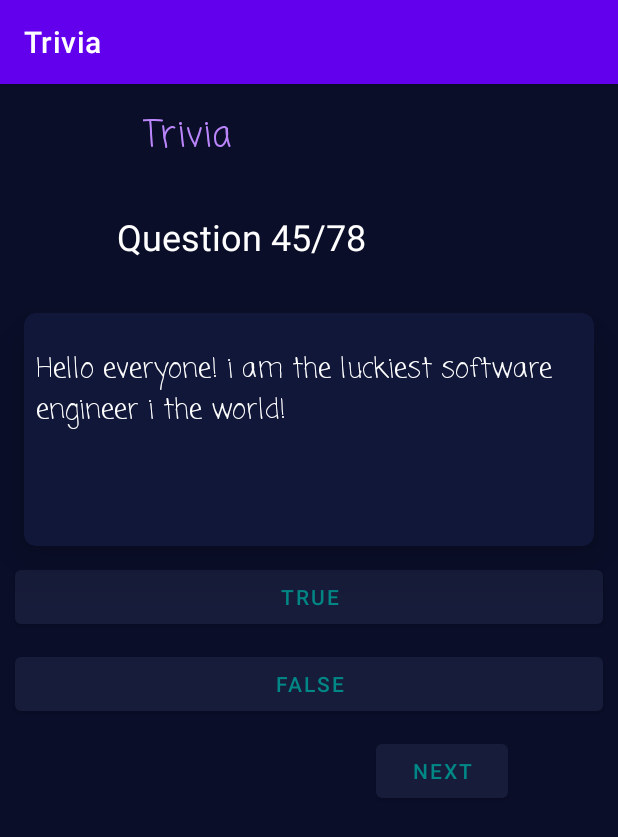
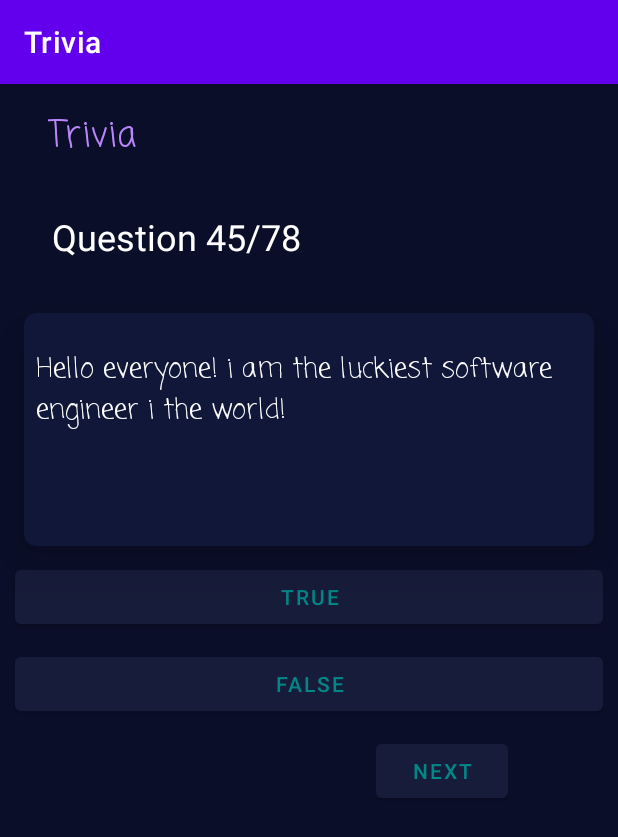
Before and after one commit to Djumabaevs/Trivia, an Android app: the screen it shows after launch (MainActivity), on a phone screen of 412 x 824 dp. Shown: the top 837 px of the screen. Run offline under Robolectric (Android 15) with nearby library versions, the phone set to English and light mode, and no system bars; our stand-ins replace Volley, data binding; network calls fail.

Commit message:
first animation

```diff
--- /dev/null
+++ b/app/src/main/res/anim/shake_animation.xml
@@ -0,0 +1,10 @@
+<?xml version="1.0" encoding="utf-8"?>
+<rotate xmlns:android="http://schemas.android.com/apk/res/android"
+    android:fromDegrees="30"
+    android:pivotX="30%"
+    android:pivotY="30%"
+    android:duration="300"
+    android:repeatCount="1"
+    android:repeatMode="reverse"
+    android:toDegrees="10"
+    />
--- a/app/src/main/res/layout/activity_main.xml
+++ b/app/src/main/res/layout/activity_main.xml
@@ -15,12 +15,12 @@
 
         <TextView
             android:id="@+id/title_text"
+            style="@style/MainStyle"
             android:text="@string/title_text"
             app:layout_constraintEnd_toEndOf="parent"
-            app:layout_constraintHorizontal_bias="0.27"
+            app:layout_constraintHorizontal_bias="0.09"
             app:layout_constraintStart_toStartOf="parent"
-            app:layout_constraintTop_toTopOf="parent"
-            style="@style/MainStyle" />
+            app:layout_constraintTop_toTopOf="parent" />
 
         <TextView
             android:id="@+id/text_view_out_of"
@@ -31,7 +31,7 @@
             android:textColor="@color/white"
             android:textSize="24sp"
             app:layout_constraintEnd_toEndOf="parent"
-            app:layout_constraintHorizontal_bias="0.362"
+            app:layout_constraintHorizontal_bias="0.16"
             app:layout_constraintStart_toStartOf="parent"
             app:layout_constraintTop_toBottomOf="@+id/title_text" />
 
--- a/app/src/main/res/values/strings.xml
+++ b/app/src/main/res/values/strings.xml
@@ -5,6 +5,9 @@
     <string name="text">Question 45/78</string>
     <string name="button_true">TRUE</string>
     <string name="button_false">FALSE</string>
+    <string name="correct_answer" >correct</string>
+    <string name="incorrect_answer" >incorrect</string>
     <string name="button_next">Next</string>
     <string name="placeholder">Hello everyone! i am the luckiest software engineer i the world!</string>
+    <string name="textQuestion">Question: %d/%d</string>
 </resources>
```
Also changed, not shown: app/src/main/java/com/example/trivia/MainActivity.java (+55 -4 lines).
